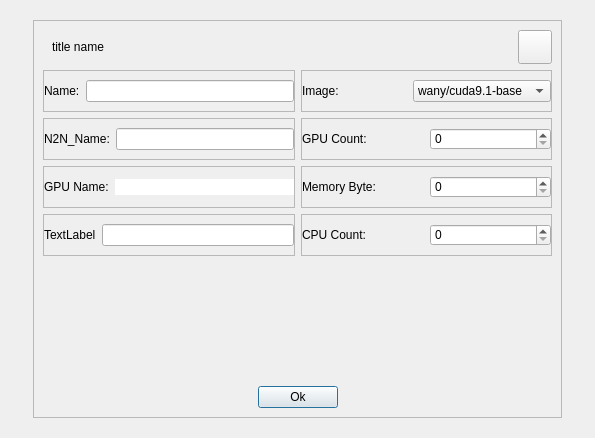
MassGrid/MassGrid, file src/qt/forms/adddockerservicedlg.ui: the form before one commit.
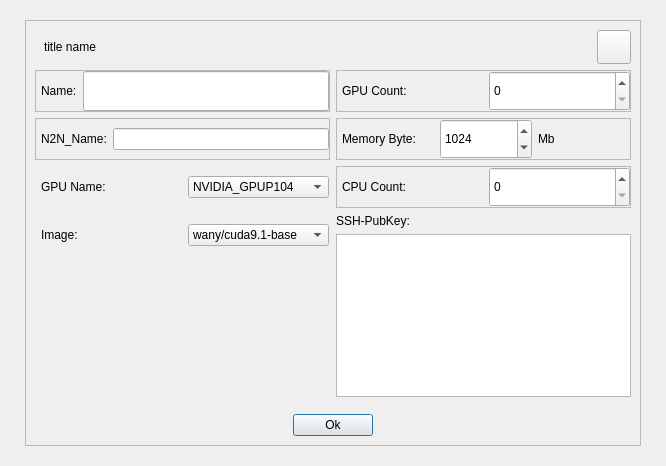
The form after the commit.

The edit to the form file:
```diff
--- a/src/qt/forms/adddockerservicedlg.ui
+++ b/src/qt/forms/adddockerservicedlg.ui
@@ -6,8 +6,8 @@
    <rect>
     <x>0</x>
     <y>0</y>
-    <width>595</width>
-    <height>438</height>
+    <width>666</width>
+    <height>466</height>
    </rect>
   </property>
   <property name="windowTitle">
@@ -36,13 +36,13 @@
      </property>
      <layout class="QGridLayout" name="gridLayout_3">
       <property name="leftMargin">
-       <number>33</number>
+       <number>25</number>
       </property>
       <property name="topMargin">
        <number>20</number>
       </property>
       <property name="rightMargin">
-       <number>33</number>
+       <number>25</number>
       </property>
       <property name="bottomMargin">
        <number>20</number>
@@ -60,6 +60,15 @@
 QFrame#frame_8{
 min-height:40px;
 max-height:40px;
+}
+ 
+
+QFrame#frame_4,
+QFrame#frame_3
+{
+     border: 1px solid;                         
+	border-color: rgb(255, 255, 255,0);
+ 
 }</string>
         </property>
         <property name="frameShape">
@@ -138,7 +147,7 @@
                </property>
                <layout class="QHBoxLayout" name="horizontalLayout">
                 <property name="leftMargin">
-                 <number>0</number>
+                 <number>5</number>
                 </property>
                 <property name="topMargin">
                  <number>0</number>
@@ -157,7 +166,14 @@
                  </widget>
                 </item>
                 <item>
-                 <widget class="QLineEdit" name="lineEdit_name"/>
+                 <widget class="QLineEdit" name="lineEdit_name">
+                  <property name="sizePolicy">
+                   <sizepolicy hsizetype="Expanding" vsizetype="Expanding">
+                    <horstretch>0</horstretch>
+                    <verstretch>0</verstretch>
+                   </sizepolicy>
+                  </property>
+                 </widget>
                 </item>
                </layout>
               </widget>
@@ -172,7 +188,7 @@
                </property>
                <layout class="QHBoxLayout" name="horizontalLayout_2">
                 <property name="leftMargin">
-                 <number>0</number>
+                 <number>5</number>
                 </property>
                 <property name="topMargin">
                  <number>0</number>
@@ -206,7 +222,7 @@
                </property>
                <layout class="QHBoxLayout" name="horizontalLayout_3">
                 <property name="leftMargin">
-                 <number>0</number>
+                 <number>5</number>
                 </property>
                 <property name="topMargin">
                  <number>0</number>
@@ -225,69 +241,17 @@
                  </widget>
                 </item>
                 <item>
-                 <widget class="QLineEdit" name="lineEdit_gpuname">
-                  <property name="styleSheet">
-                   <string notr="true">border:hidden;</string>
-                  </property>
+                 <widget class="QComboBox" name="comboBox_gpuname">
+                  <item>
+                   <property name="text">
+                    <string>NVIDIA_GPUP104</string>
+                   </property>
+                  </item>
                  </widget>
                 </item>
                </layout>
               </widget>
              </item>
-             <item>
-              <widget class="QFrame" name="frame_8">
-               <property name="frameShape">
-                <enum>QFrame::StyledPanel</enum>
-               </property>
-               <property name="frameShadow">
-                <enum>QFrame::Raised</enum>
-               </property>
-               <layout class="QHBoxLayout" name="horizontalLayout_11">
-                <property name="leftMargin">
-                 <number>0</number>
-                </property>
-                <property name="topMargin">
-                 <number>0</number>
-                </property>
-                <property name="rightMargin">
-                 <number>0</number>
-                </property>
-                <property name="bottomMargin">
-                 <number>0</number>
-                </property>
-                <item>
-                 <widget class="QLabel" name="label_4">
-                  <property name="text">
-                   <string>TextLabel</string>
-                  </property>
-                 </widget>
-                </item>
-                <item>
-                 <widget class="QLineEdit" name="lineEdit_pubkey"/>
-                </item>
-               </layout>
-              </widget>
-             </item>
-             <item>
-              <spacer name="verticalSpacer">
-               <property name="orientation">
-                <enum>Qt::Vertical</enum>
-               </property>
-               <property name="sizeHint" stdset="0">
-                <size>
-                 <width>20</width>
-                 <height>40</height>
-                </size>
-               </property>
-              </spacer>
-             </item>
-            </layout>
-           </item>
-           <item>
-            <layout class="QVBoxLayout" name="verticalLayout">
-             <property name="bottomMargin">
-              <number>0</number>
-             </property>
              <item>
               <widget class="QFrame" name="frame_4">
                <property name="frameShape">
@@ -298,7 +262,7 @@
                </property>
                <layout class="QHBoxLayout" name="horizontalLayout_4">
                 <property name="leftMargin">
-                 <number>0</number>
+                 <number>5</number>
                 </property>
                 <property name="topMargin">
                  <number>0</number>
@@ -339,6 +303,26 @@
               </widget>
              </item>
              <item>
+              <spacer name="verticalSpacer">
+               <property name="orientation">
+                <enum>Qt::Vertical</enum>
+               </property>
+               <property name="sizeHint" stdset="0">
+                <size>
+                 <width>20</width>
+                 <height>40</height>
+                </size>
+               </property>
+              </spacer>
+             </item>
+            </layout>
+           </item>
+           <item>
+            <layout class="QVBoxLayout" name="verticalLayout">
+             <property name="bottomMargin">
+              <number>0</number>
+             </property>
+             <item>
               <widget class="QFrame" name="frame_5">
                <property name="frameShape">
                 <enum>QFrame::StyledPanel</enum>
@@ -348,7 +332,7 @@
                </property>
                <layout class="QHBoxLayout" name="horizontalLayout_7">
                 <property name="leftMargin">
-                 <number>0</number>
+                 <number>5</number>
                 </property>
                 <property name="topMargin">
                  <number>0</number>
@@ -367,7 +351,14 @@
                  </widget>
                 </item>
                 <item>
-                 <widget class="QSpinBox" name="spinBox_gpucount"/>
+                 <widget class="QSpinBox" name="spinBox_gpucount">
+                  <property name="sizePolicy">
+                   <sizepolicy hsizetype="Minimum" vsizetype="Expanding">
+                    <horstretch>0</horstretch>
+                    <verstretch>0</verstretch>
+                   </sizepolicy>
+                  </property>
+                 </widget>
                 </item>
                </layout>
               </widget>
@@ -382,7 +373,7 @@
                </property>
                <layout class="QHBoxLayout" name="horizontalLayout_8">
                 <property name="leftMargin">
-                 <number>0</number>
+                 <number>5</number>
                 </property>
                 <property name="topMargin">
                  <number>0</number>
@@ -401,7 +392,27 @@
                  </widget>
                 </item>
                 <item>
-                 <widget class="QSpinBox" name="spinBox_memorybyte"/>
+                 <widget class="QSpinBox" name="spinBox_memorybyte">
+                  <property name="sizePolicy">
+                   <sizepolicy hsizetype="Minimum" vsizetype="Expanding">
+                    <horstretch>0</horstretch>
+                    <verstretch>0</verstretch>
+                   </sizepolicy>
+                  </property>
+                  <property name="maximum">
+                   <number>999999999</number>
+                  </property>
+                  <property name="value">
+                   <number>1024</number>
+                  </property>
+                 </widget>
+                </item>
+                <item>
+                 <widget class="QLabel" name="label_4">
+                  <property name="text">
+                   <string>Mb</string>
+                  </property>
+                 </widget>
                 </item>
                </layout>
               </widget>
@@ -416,7 +427,7 @@
                </property>
                <layout class="QHBoxLayout" name="horizontalLayout_9">
                 <property name="leftMargin">
-                 <number>0</number>
+                 <number>5</number>
                 </property>
                 <property name="topMargin">
                  <number>0</number>
@@ -435,11 +446,41 @@
                  </widget>
                 </item>
                 <item>
-                 <widget class="QSpinBox" name="spinBox_cpucount"/>
+                 <widget class="QSpinBox" name="spinBox_cpucount">
+                  <property name="sizePolicy">
+                   <sizepolicy hsizetype="Minimum" vsizetype="Expanding">
+                    <horstretch>0</horstretch>
+                    <verstretch>0</verstretch>
+                   </sizepolicy>
+                  </property>
+                  <property name="maximum">
+                   <number>1000000000</number>
+                  </property>
+                 </widget>
                 </item>
                </layout>
               </widget>
              </item>
+             <item>
+              <layout class="QVBoxLayout" name="verticalLayout_4">
+               <property name="leftMargin">
+                <number>0</number>
+               </property>
+               <property name="topMargin">
+                <number>0</number>
+               </property>
+               <item>
+                <widget class="QLabel" name="label_6">
+                 <property name="text">
+                  <string>SSH-PubKey:</string>
+                 </property>
+                </widget>
+               </item>
+               <item>
+                <widget class="QTextEdit" name="textEdit_sshpubkey"/>
+               </item>
+              </layout>
+             </item>
              <item>
               <spacer name="verticalSpacer_3">
                <property name="orientation">
@@ -465,7 +506,7 @@
            <property name="sizeHint" stdset="0">
             <size>
              <width>20</width>
-             <height>17</height>
+             <height>1</height>
             </size>
            </property>
           </spacer>
```
